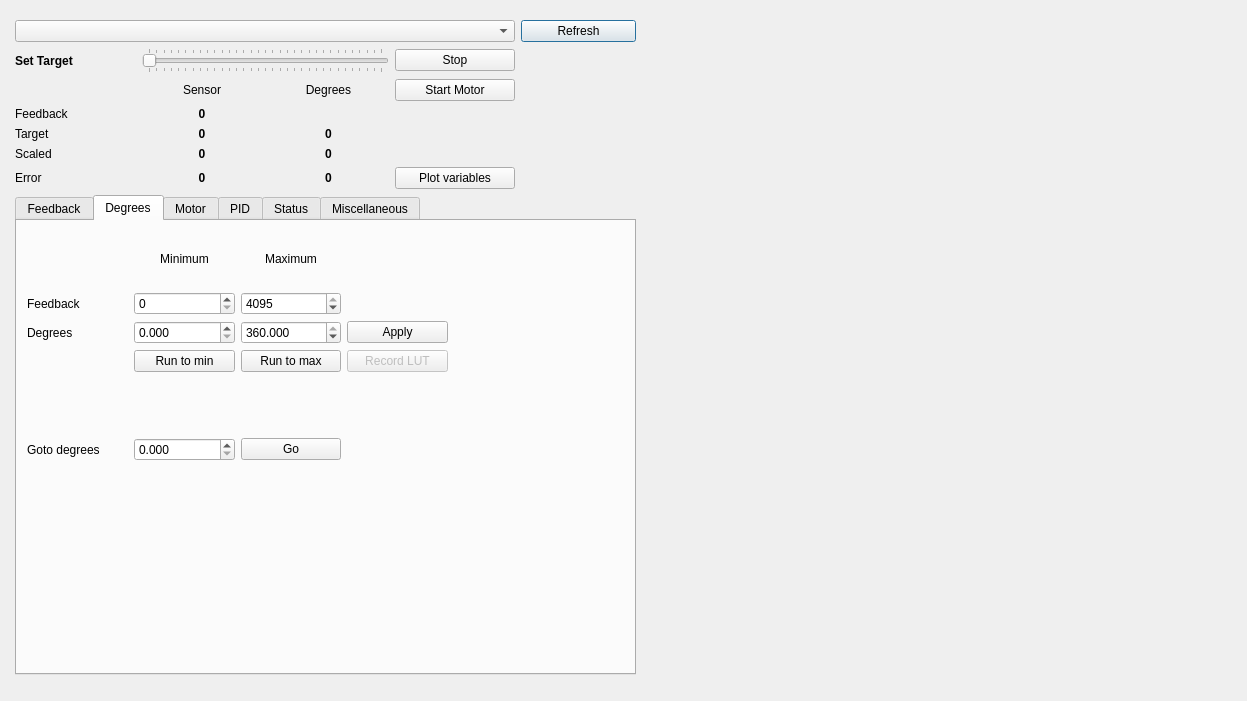
The window that jrk/usbjrkdialog.ui (poes-weather/Sensor-Benchmark) describes before a commit, drawn with Qt 5.
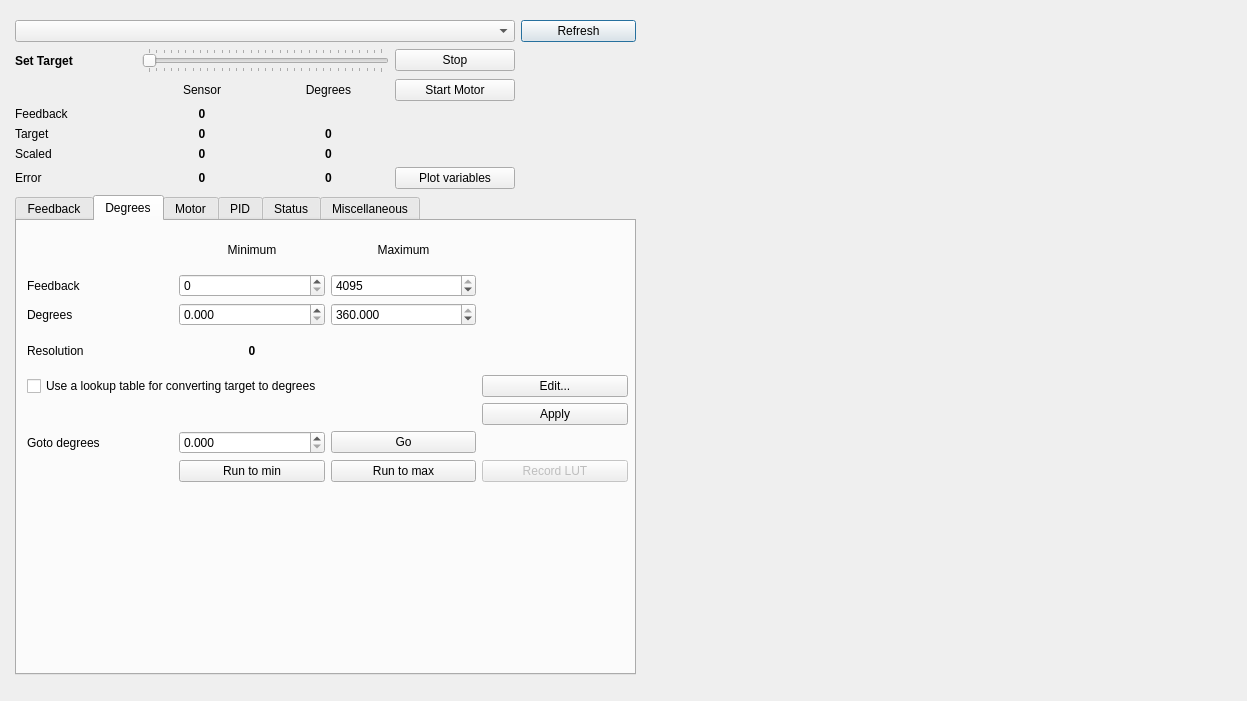
The same window after the commit. The open tabs and pages were chosen to show the change.

```diff
--- a/jrk/usbjrkdialog.ui
+++ b/jrk/usbjrkdialog.ui
@@ -498,8 +498,8 @@
          <rect>
           <x>10</x>
           <y>10</y>
-          <width>421</width>
-          <height>230</height>
+          <width>601</width>
+          <height>251</height>
          </rect>
         </property>
         <layout class="QGridLayout" name="gridLayout_2">
@@ -580,45 +580,14 @@
            </property>
           </widget>
          </item>
-         <item row="2" column="3">
-          <widget class="QPushButton" name="applyDegBtn">
-           <property name="text">
-            <string>Apply</string>
-           </property>
-          </widget>
-         </item>
-         <item row="3" column="1">
-          <widget class="QPushButton" name="gotoMinBtn">
-           <property name="text">
-            <string>Run to min</string>
-           </property>
-          </widget>
-         </item>
-         <item row="3" column="2">
-          <widget class="QPushButton" name="gotoMaxBtn">
-           <property name="text">
-            <string>Run to max</string>
-           </property>
-          </widget>
-         </item>
-         <item row="3" column="3">
-          <widget class="QPushButton" name="pushButton">
-           <property name="enabled">
-            <bool>false</bool>
-           </property>
-           <property name="text">
-            <string>Record LUT</string>
-           </property>
-          </widget>
-         </item>
-         <item row="5" column="0">
+         <item row="7" column="0">
           <widget class="QLabel" name="label_43">
            <property name="text">
             <string>Goto degrees</string>
            </property>
           </widget>
          </item>
-         <item row="5" column="1">
+         <item row="7" column="1">
           <widget class="QDoubleSpinBox" name="gotoDegSb">
            <property name="decimals">
             <number>3</number>
@@ -631,20 +600,95 @@
            </property>
           </widget>
          </item>
-         <item row="4" column="1">
+         <item row="6" column="1">
           <widget class="QLabel" name="label_15">
            <property name="text">
             <string/>
            </property>
           </widget>
          </item>
-         <item row="5" column="2">
+         <item row="7" column="2">
           <widget class="QPushButton" name="gotodegBtn">
            <property name="text">
             <string>Go</string>
            </property>
           </widget>
          </item>
+         <item row="8" column="0">
+          <widget class="QLabel" name="label_16">
+           <property name="text">
+            <string/>
+           </property>
+          </widget>
+         </item>
+         <item row="3" column="0">
+          <widget class="QLabel" name="label_39">
+           <property name="text">
+            <string>Resolution</string>
+           </property>
+          </widget>
+         </item>
+         <item row="3" column="1">
+          <widget class="QLabel" name="degResolutionLabel">
+           <property name="font">
+            <font>
+             <weight>75</weight>
+             <bold>true</bold>
+            </font>
+           </property>
+           <property name="text">
+            <string>0</string>
+           </property>
+           <property name="alignment">
+            <set>Qt::AlignCenter</set>
+           </property>
+          </widget>
+         </item>
+         <item row="4" column="0" colspan="3">
+          <widget class="QCheckBox" name="targetTodegreesLUTcb">
+           <property name="text">
+            <string>Use a lookup table for converting target to degrees</string>
+           </property>
+          </widget>
+         </item>
+         <item row="4" column="3">
+          <widget class="QPushButton" name="editLUTbtn">
+           <property name="text">
+            <string>Edit...</string>
+           </property>
+          </widget>
+         </item>
+         <item row="8" column="1">
+          <widget class="QPushButton" name="gotoMinBtn">
+           <property name="text">
+            <string>Run to min</string>
+           </property>
+          </widget>
+         </item>
+         <item row="8" column="2">
+          <widget class="QPushButton" name="gotoMaxBtn">
+           <property name="text">
+            <string>Run to max</string>
+           </property>
+          </widget>
+         </item>
+         <item row="8" column="3">
+          <widget class="QPushButton" name="pushButton">
+           <property name="enabled">
+            <bool>false</bool>
+           </property>
+           <property name="text">
+            <string>Record LUT</string>
+           </property>
+          </widget>
+         </item>
+         <item row="6" column="3">
+          <widget class="QPushButton" name="applyDegBtn">
+           <property name="text">
+            <string>Apply</string>
+           </property>
+          </widget>
+         </item>
         </layout>
        </widget>
       </widget>
```
Left out of the diff: 15 changed lines with no effect on the pictures.
